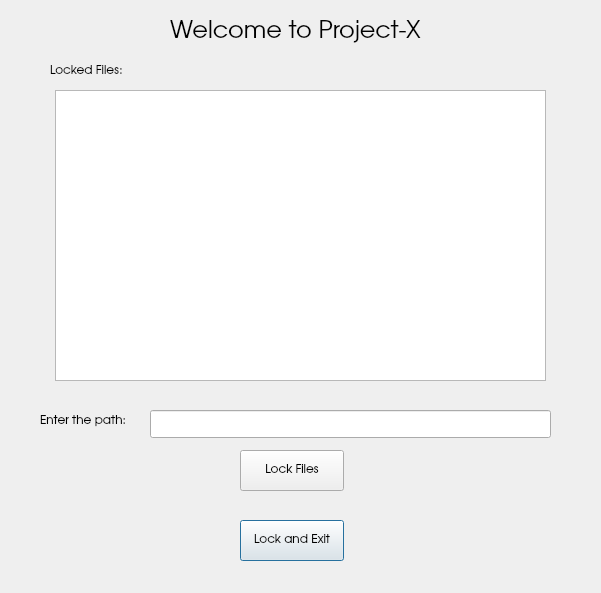
Qt form qtX.ui (cmdev007/Project-X) before a commit.
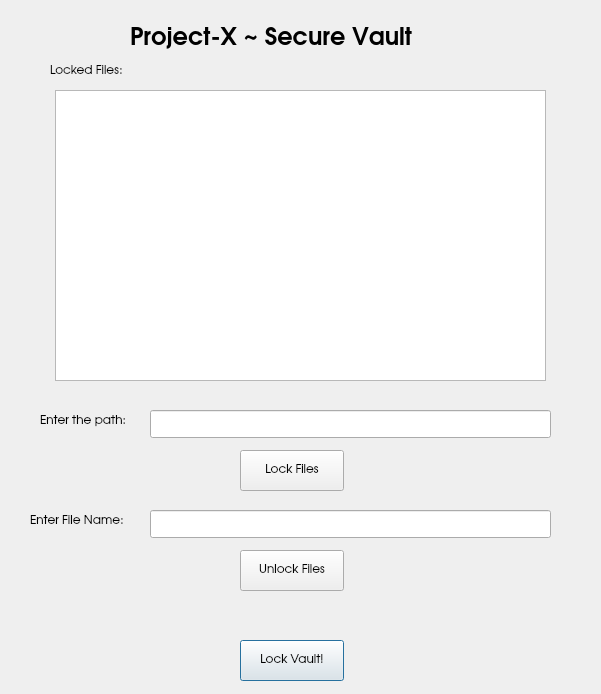
The same form after that commit.

Commit message: Added unlock functionality

Patch:
```diff
--- a/qtX.ui
+++ b/qtX.ui
@@ -10,7 +10,7 @@
     <x>0</x>
     <y>0</y>
     <width>601</width>
-    <height>593</height>
+    <height>694</height>
    </rect>
   </property>
   <property name="font">
@@ -33,7 +33,7 @@
    <property name="geometry">
     <rect>
      <x>240</x>
-     <y>520</y>
+     <y>640</y>
      <width>104</width>
      <height>41</height>
     </rect>
@@ -46,7 +46,7 @@
     </font>
    </property>
    <property name="text">
-    <string>Lock and Exit</string>
+    <string>Lock Vault!</string>
    </property>
   </widget>
   <widget class="QPushButton" name="pushButton_2">
@@ -85,22 +85,22 @@
   <widget class="QLabel" name="label_2">
    <property name="geometry">
     <rect>
-     <x>170</x>
+     <x>130</x>
      <y>20</y>
-     <width>251</width>
-     <height>25</height>
+     <width>341</width>
+     <height>31</height>
     </rect>
    </property>
    <property name="font">
     <font>
-     <family>URW Gothic</family>
+     <family>Orbitron</family>
      <pointsize>18</pointsize>
-     <weight>50</weight>
-     <bold>false</bold>
+     <weight>75</weight>
+     <bold>true</bold>
     </font>
    </property>
    <property name="text">
-    <string>Welcome to Project-X</string>
+    <string>Project-X ~ Secure Vault</string>
    </property>
   </widget>
   <widget class="QLineEdit" name="lineEdit">
@@ -139,6 +139,52 @@
     <string>Locked Files:</string>
    </property>
   </widget>
+  <widget class="QLineEdit" name="lineEdit_2">
+   <property name="geometry">
+    <rect>
+     <x>150</x>
+     <y>510</y>
+     <width>401</width>
+     <height>28</height>
+    </rect>
+   </property>
+   <property name="text">
+    <string/>
+   </property>
+  </widget>
+  <widget class="QLabel" name="label_4">
+   <property name="geometry">
+    <rect>
+     <x>30</x>
+     <y>510</y>
+     <width>121</width>
+     <height>22</height>
+    </rect>
+   </property>
+   <property name="text">
+    <string>Enter File Name:</string>
+   </property>
+  </widget>
+  <widget class="QPushButton" name="pushButton_3">
+   <property name="geometry">
+    <rect>
+     <x>240</x>
+     <y>550</y>
+     <width>104</width>
+     <height>41</height>
+    </rect>
+   </property>
+   <property name="font">
+    <font>
+     <family>URW Gothic</family>
+     <weight>50</weight>
+     <bold>false</bold>
+    </font>
+   </property>
+   <property name="text">
+    <string>Unlock Files</string>
+   </property>
+  </widget>
  </widget>
  <resources/>
  <connections/>
```
The commit also changes 4 other files.
